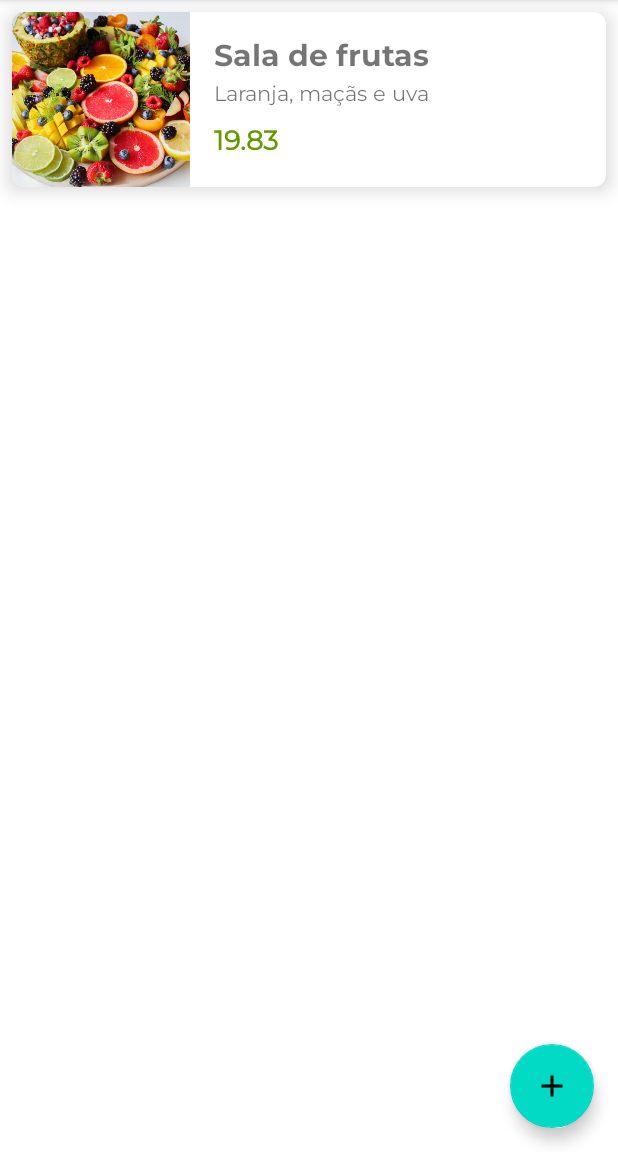
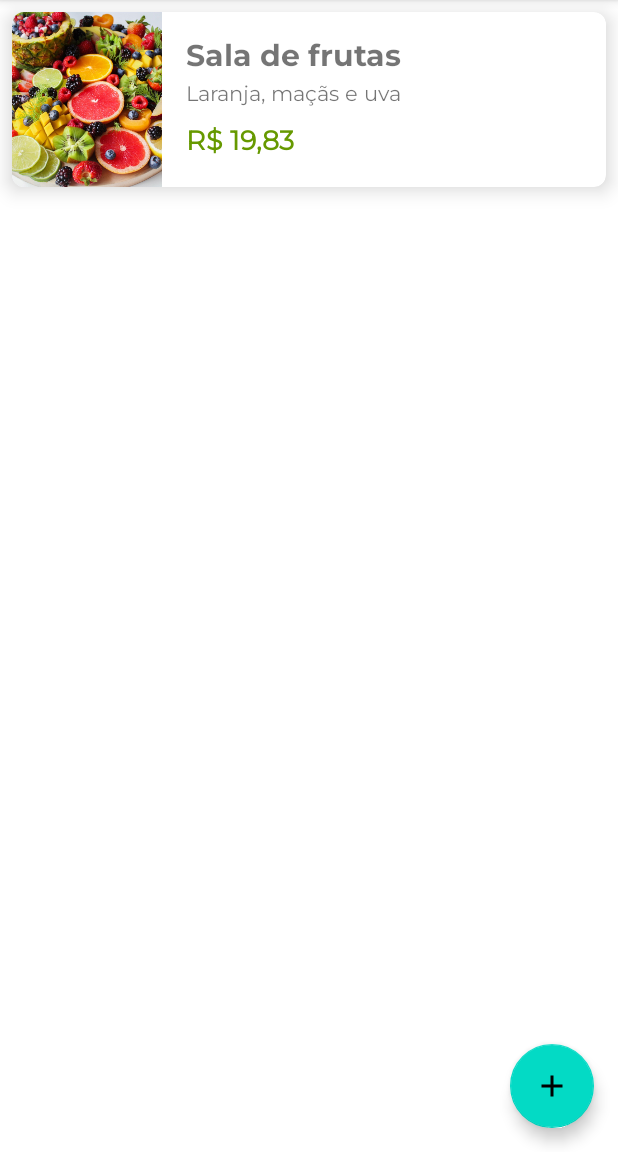
Before and after one commit to pedroabreudev/Alura_Kotlin_Android, an Android app: the screen it shows after launch (ListaProdutosActivity), on a phone screen of 412 x 824 dp, the part 84-1236 px from its top. Run offline under Robolectric (Android 15) with nearby library versions, the phone set to English and light mode, and no system bars.

Commit message:
feat: Formatando Moedas para Real

```diff
--- a/Projeto/Orgs/app/src/main/java/br/com/pedroabreudev/orgs/ui/recyclerview/adapter/ListaProdutosAdapter.kt
+++ b/Projeto/Orgs/app/src/main/java/br/com/pedroabreudev/orgs/ui/recyclerview/adapter/ListaProdutosAdapter.kt
@@ -2,13 +2,13 @@ package br.com.pedroabreudev.orgs.ui.recyclerview.adapter
 
 import android.content.Context
 import android.view.LayoutInflater
-import android.view.View
 import android.view.ViewGroup
-import android.widget.TextView
 import androidx.recyclerview.widget.RecyclerView
-import br.com.pedroabreudev.orgs.R
 import br.com.pedroabreudev.orgs.databinding.ProdutoItemBinding
 import br.com.pedroabreudev.orgs.model.Produto
+import java.math.BigDecimal
+import java.text.NumberFormat
+import java.util.Locale
 
 class ListaProdutosAdapter(
     private val context: Context,
@@ -26,7 +26,15 @@ class ListaProdutosAdapter(
             val descricao = binding.produtoItemDescricao
             descricao.text = produto.descricao
             val valor = binding.produtoItemValor
-            valor.text = produto.valor.toPlainString()
+            val valorEmMoeda: String =
+                formataParaMoedaBrasileira(produto.valor)
+            valor.text = valorEmMoeda
+        }
+
+        private fun formataParaMoedaBrasileira(valor: BigDecimal): String {
+            val formatador: NumberFormat = NumberFormat
+                .getCurrencyInstance(Locale("pt", "br"))
+            return formatador.format(valor)
         }
 
     }
--- a/Projeto/Orgs/app/src/main/res/layout/produto_item.xml
+++ b/Projeto/Orgs/app/src/main/res/layout/produto_item.xml
@@ -58,10 +58,9 @@
 
         <ImageView
             android:id="@+id/imageView"
-            android:layout_width="0dp"
+            android:layout_width="100dp"
             android:layout_height="0dp"
             android:scaleType="centerCrop"
-            app:layout_constraintWidth_percent="0.3"
             app:layout_constraintBottom_toBottomOf="parent"
             app:layout_constraintEnd_toStartOf="@id/produto_item_nome"
             app:layout_constraintStart_toStartOf="parent"
```
